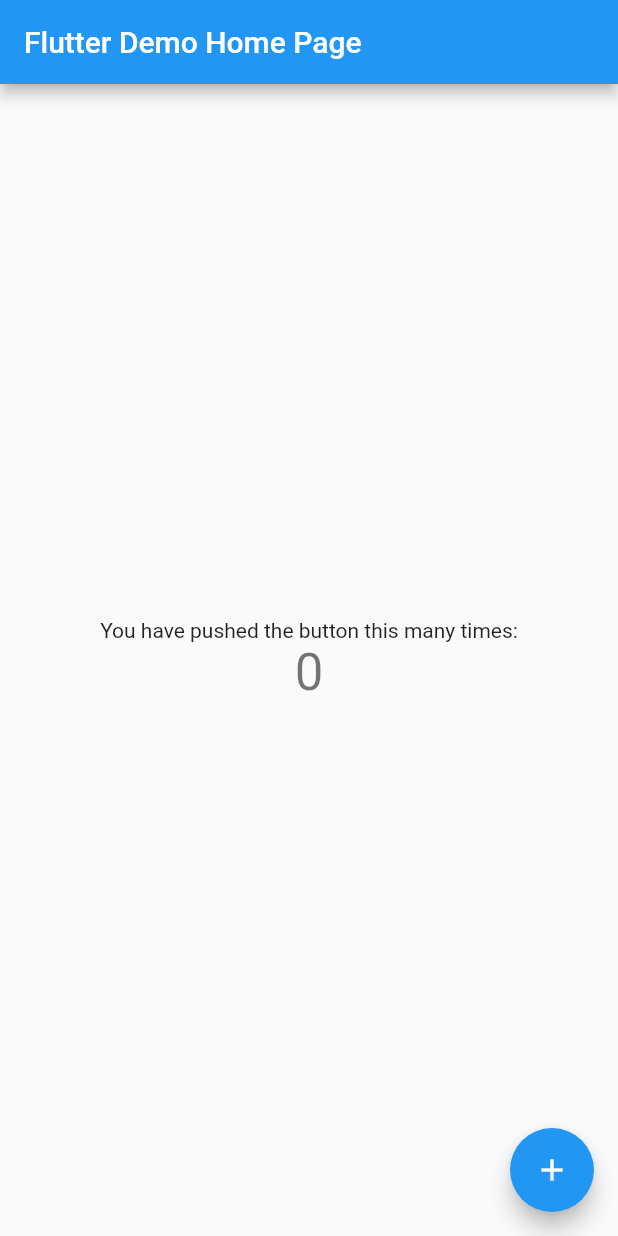
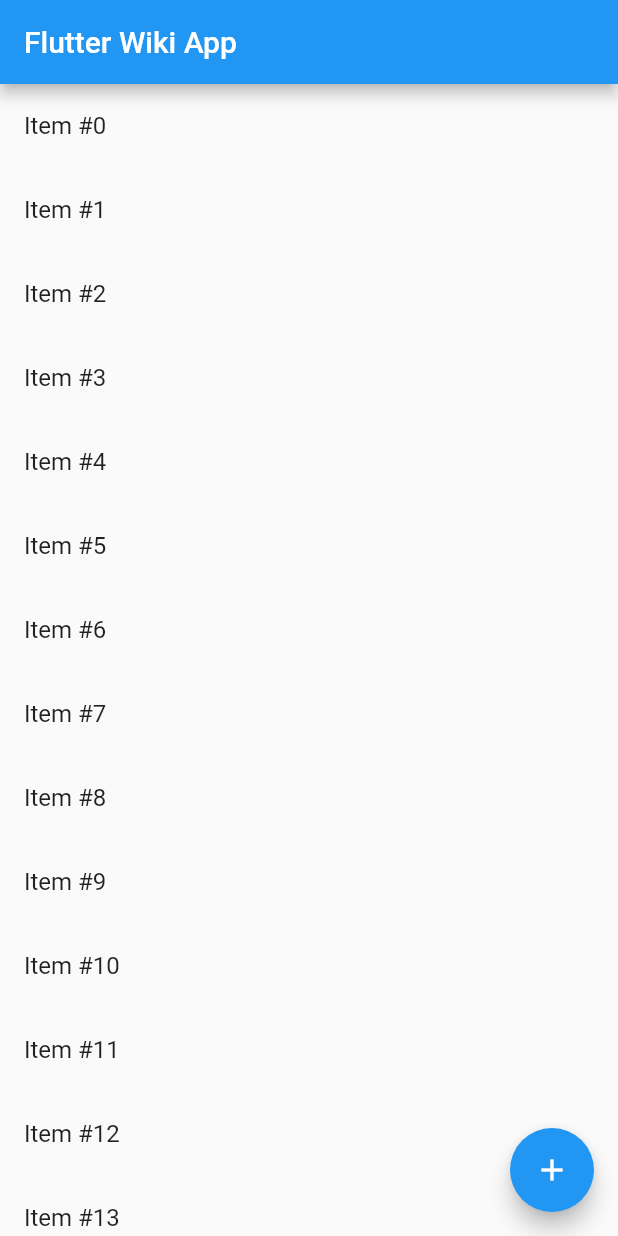
Before and after one commit to chqu1012/FlutterBasic, a Flutter app: the screen it shows after launch, on a phone screen of 412 x 824 dp. Run offline on Flutter 3.47's test engine with Material 2 defaults, Android fonts, the phone set to English and light mode, and no system bars.

Commit message:
Create listview for wiki

```diff
--- a/simple_flutter_wiki/lib/main.dart
+++ b/simple_flutter_wiki/lib/main.dart
@@ -1,117 +1,59 @@
 import 'package:flutter/material.dart';
 
-void main() {
-  runApp(MyApp());
-}
+void main() => runApp(FlutterWikiApp());
 
-class MyApp extends StatelessWidget {
-  // This widget is the root of your application.
-  @override
+class FlutterWikiApp extends StatelessWidget {
   Widget build(BuildContext context) {
     return MaterialApp(
-      title: 'Flutter Demo',
+      title: 'Simple Flutter Wiki',
       theme: ThemeData(
-        // This is the theme of your application.
-        //
-        // Try running your application with "flutter run". You'll see the
-        // application has a blue toolbar. Then, without quitting the app, try
-        // changing the primarySwatch below to Colors.green and then invoke
-        // "hot reload" (press "r" in the console where you ran "flutter run",
-        // or simply save your changes to "hot reload" in a Flutter IDE).
-        // Notice that the counter didn't reset back to zero; the application
-        // is not restarted.
         primarySwatch: Colors.blue,
-        // This makes the visual density adapt to the platform that you run
-        // the app on. For desktop platforms, the controls will be smaller and
-        // closer together (more dense) than on mobile platforms.
         visualDensity: VisualDensity.adaptivePlatformDensity,
       ),
-      home: MyHomePage(title: 'Flutter Demo Home Page'),
+      home: WikiPage(title: 'Flutter Wiki App'),
     );
   }
 }
 
-class MyHomePage extends StatefulWidget {
-  MyHomePage({Key key, this.title}) : super(key: key);
-
-  // This widget is the home page of your application. It is stateful, meaning
-  // that it has a State object (defined below) that contains fields that affect
-  // how it looks.
-
-  // This class is the configuration for the state. It holds the values (in this
-  // case the title) provided by the parent (in this case the App widget) and
-  // used by the build method of the State. Fields in a Widget subclass are
-  // always marked "final".
+class WikiPage extends StatefulWidget {
+  WikiPage({Key key, this.title}) : super(key: key);
 
   final String title;
 
   @override
-  _MyHomePageState createState() => _MyHomePageState();
+  _WikiPageState createState() => _WikiPageState();
 }
 
-class _MyHomePageState extends State<MyHomePage> {
+class _WikiPageState extends State<WikiPage> {
+  List<String> items = List<String>.generate(20, (index) => 'Item #$index');
+
   int _counter = 0;
 
   void _incrementCounter() {
     setState(() {
-      // This call to setState tells the Flutter framework that something has
-      // changed in this State, which causes it to rerun the build method below
-      // so that the display can reflect the updated values. If we changed
-      // _counter without calling setState(), then the build method would not be
-      // called again, and so nothing would appear to happen.
       _counter++;
     });
   }
 
   @override
   Widget build(BuildContext context) {
-    // This method is rerun every time setState is called, for instance as done
-    // by the _incrementCounter method above.
-    //
-    // The Flutter framework has been optimized to make rerunning build methods
-    // fast, so that you can just rebuild anything that needs updating rather
-    // than having to individually change instances of widgets.
     return Scaffold(
       appBar: AppBar(
-        // Here we take the value from the MyHomePage object that was created by
-        // the App.build method, and use it to set our appbar title.
         title: Text(widget.title),
       ),
       body: Center(
-        // Center is a layout widget. It takes a single child and positions it
-        // in the middle of the parent.
-        child: Column(
-          // Column is also a layout widget. It takes a list of children and
-          // arranges them vertically. By default, it sizes itself to fit its
-          // children horizontally, and tries to be as tall as its parent.
-          //
-          // Invoke "debug painting" (press "p" in the console, choose the
-          // "Toggle Debug Paint" action from the Flutter Inspector in Android
-          // Studio, or the "Toggle Debug Paint" command in Visual Studio Code)
-          // to see the wireframe for each widget.
-          //
-          // Column has various properties to control how it sizes itself and
-          // how it positions its children. Here we use mainAxisAlignment to
-          // center the children vertically; the main axis here is the vertical
-          // axis because Columns are vertical (the cross axis would be
-          // horizontal).
-          mainAxisAlignment: MainAxisAlignment.center,
-          children: <Widget>[
-            Text(
-              'You have pushed the button this many times:',
-            ),
-            Text(
-              '$_counter',
-              style: Theme.of(context).textTheme.headline4,
-            ),
-          ],
-        ),
-      ),
+          child: ListView.builder(
+              itemCount: items.length,
+              itemBuilder: (BuildContext context, int index) {
+                return ListTile(
+                  title: Text(items[index]),
+                );
+              })),
       floatingActionButton: FloatingActionButton(
         onPressed: _incrementCounter,
         tooltip: 'Increment',
         child: Icon(Icons.add),
-      ), // This trailing comma makes auto-formatting nicer for build methods.
+      ),
     );
   }
 }
```
